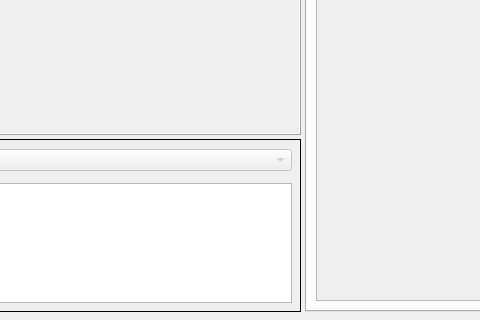
Before: the Qt Designer form mainwindow.ui in ahrgm5/Instrumentation_gui, drawn with Qt 5; both pictures show x 553 to 1033 and y 480 to 800 of the 1280 by 800 pixel window.
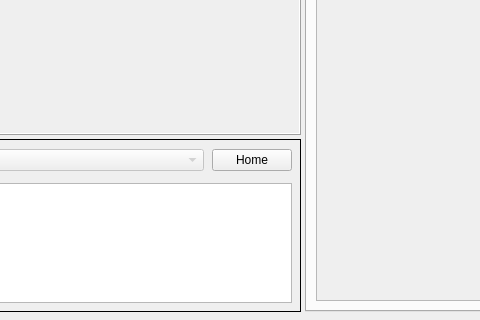
After: the same form once the commit is applied.

Commit message:
Motor  control from the gui
Starting to control the motors with the remote controller and keeping the coordinates of the motors in the device status section.

Next will be the control of the LDC and power meter.

Patch:
```diff
--- a/mainwindow.ui
+++ b/mainwindow.ui
@@ -161,6 +161,13 @@
                 </property>
                </widget>
               </item>
+              <item>
+               <widget class="QPushButton" name="motorHomeBtn">
+                <property name="text">
+                 <string>Home</string>
+                </property>
+               </widget>
+              </item>
              </layout>
             </item>
             <item>
```
Left out of the diff: 13 changed lines with no effect on the pictures. The commit also changes 11 other files.
